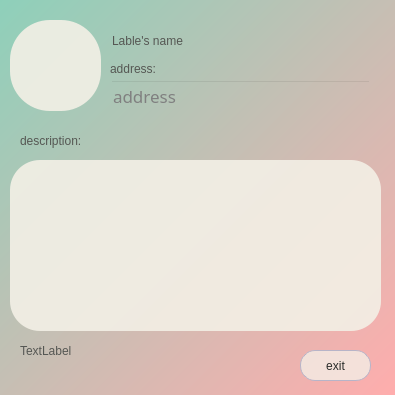
AleksandraSorokovikova/MyPlace, file client/openlabel.ui: the form before one commit.
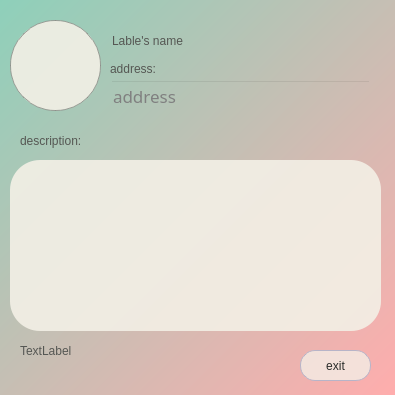
The form after the commit.

```diff
--- a/client/openlabel.ui
+++ b/client/openlabel.ui
@@ -165,43 +165,6 @@
     <bool>true</bool>
    </property>
   </widget>
-  <widget class="QFrame" name="frame">
-   <property name="geometry">
-    <rect>
-     <x>10</x>
-     <y>20</y>
-     <width>91</width>
-     <height>91</height>
-    </rect>
-   </property>
-   <property name="styleSheet">
-    <string notr="true">background: rgba(243, 239, 230,230);
-border-radius:40px;</string>
-   </property>
-   <property name="frameShape">
-    <enum>QFrame::StyledPanel</enum>
-   </property>
-   <property name="frameShadow">
-    <enum>QFrame::Raised</enum>
-   </property>
-   <widget class="QLabel" name="type">
-    <property name="geometry">
-     <rect>
-      <x>0</x>
-      <y>40</y>
-      <width>81</width>
-      <height>21</height>
-     </rect>
-    </property>
-    <property name="styleSheet">
-     <string notr="true">background: transparent;
-color:transparent;</string>
-    </property>
-    <property name="text">
-     <string>TextLabel</string>
-    </property>
-   </widget>
-  </widget>
   <widget class="QLabel" name="label">
    <property name="geometry">
     <rect>
@@ -222,6 +185,33 @@
     <string/>
    </property>
   </widget>
+  <widget class="QPushButton" name="type">
+   <property name="geometry">
+    <rect>
+     <x>10</x>
+     <y>20</y>
+     <width>91</width>
+     <height>91</height>
+    </rect>
+   </property>
+   <property name="styleSheet">
+    <string notr="true">background: rgba(243, 239, 230,230);
+border-radius:45px;
+border: 1px solid rgb(136, 138, 133, 200);</string>
+   </property>
+   <property name="text">
+    <string/>
+   </property>
+   <property name="iconSize">
+    <size>
+     <width>65</width>
+     <height>65</height>
+    </size>
+   </property>
+   <property name="shortcut">
+    <string notr="true"/>
+   </property>
+  </widget>
   <zorder>label_2</zorder>
   <zorder>label_3</zorder>
   <zorder>pushButton</zorder>
```
Left out of the diff: 2 changed lines with no effect on the pictures.
